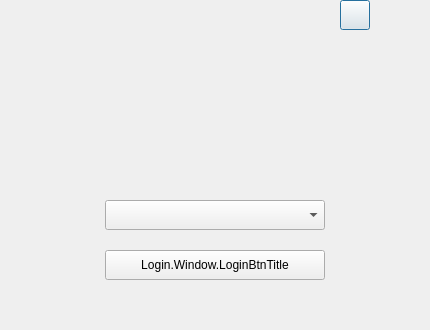
Above: Teacher/forms/LoginWindow.ui from HaoYiTech/obs-studio before the change. Below: the same form after it.
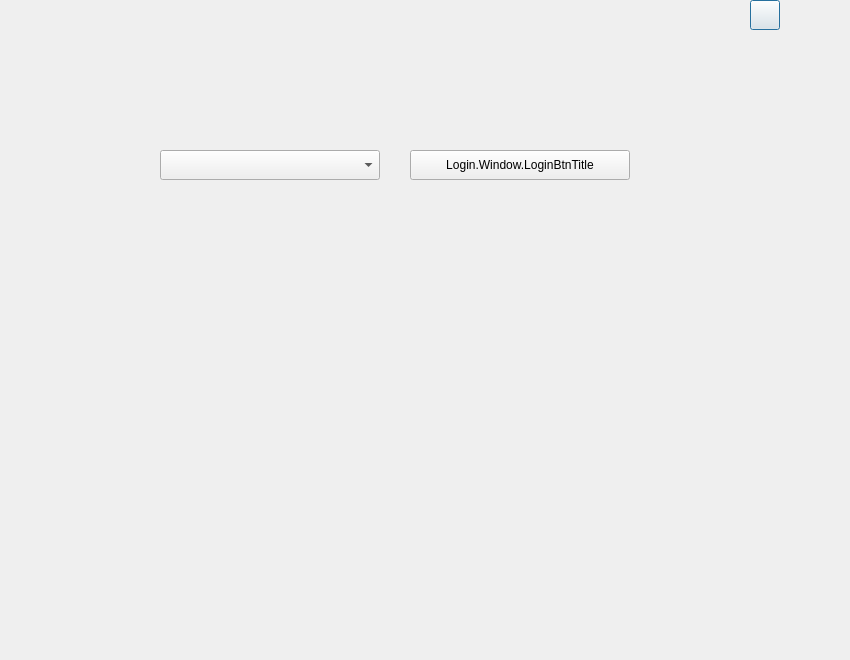
That is the form after the change.

Commit message: 更新界面配置，支持从远程读取房间列表

```diff
--- a/Teacher/forms/LoginWindow.ui
+++ b/Teacher/forms/LoginWindow.ui
@@ -6,20 +6,20 @@
    <rect>
     <x>0</x>
     <y>0</y>
-    <width>430</width>
-    <height>330</height>
+    <width>850</width>
+    <height>660</height>
    </rect>
   </property>
   <property name="minimumSize">
    <size>
-    <width>430</width>
-    <height>330</height>
+    <width>850</width>
+    <height>660</height>
    </size>
   </property>
   <property name="maximumSize">
    <size>
-    <width>430</width>
-    <height>330</height>
+    <width>850</width>
+    <height>660</height>
    </size>
   </property>
   <property name="windowTitle">
@@ -28,8 +28,8 @@
   <widget class="QComboBox" name="accountComboBox">
    <property name="geometry">
     <rect>
-     <x>105</x>
-     <y>200</y>
+     <x>160</x>
+     <y>150</y>
      <width>220</width>
      <height>30</height>
     </rect>
@@ -74,8 +74,8 @@
   <widget class="QPushButton" name="loginButton">
    <property name="geometry">
     <rect>
-     <x>105</x>
-     <y>250</y>
+     <x>410</x>
+     <y>150</y>
      <width>220</width>
      <height>30</height>
     </rect>
@@ -102,8 +102,8 @@
   <widget class="QLabel" name="userHead">
    <property name="geometry">
     <rect>
-     <x>170</x>
-     <y>70</y>
+     <x>350</x>
+     <y>50</y>
      <width>90</width>
      <height>90</height>
     </rect>
@@ -130,7 +130,7 @@
   <widget class="QPushButton" name="pButtonArrow">
    <property name="geometry">
     <rect>
-     <x>340</x>
+     <x>750</x>
      <y>0</y>
      <width>30</width>
      <height>30</height>
@@ -158,6 +158,28 @@
     <string/>
    </property>
   </widget>
+  <widget class="QLabel" name="errLabel">
+   <property name="geometry">
+    <rect>
+     <x>140</x>
+     <y>250</y>
+     <width>560</width>
+     <height>40</height>
+    </rect>
+   </property>
+   <property name="font">
+    <font>
+     <family>微软雅黑</family>
+     <pointsize>16</pointsize>
+    </font>
+   </property>
+   <property name="text">
+    <string/>
+   </property>
+   <property name="alignment">
+    <set>Qt::AlignCenter</set>
+   </property>
+  </widget>
  </widget>
  <resources/>
  <connections/>
```
The commit also changes 2 other files.
